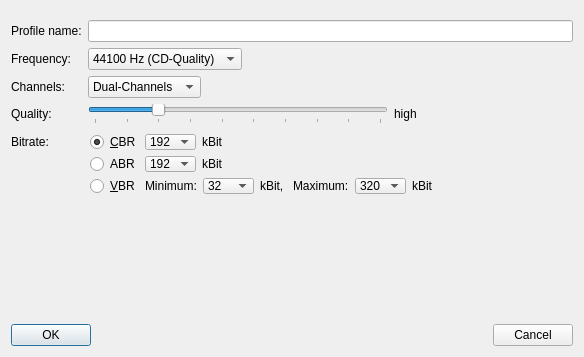
Old version of the form src/forms/editaudioprofile/editaudioprofile.ui in the repository pfedick/mp3encoder.
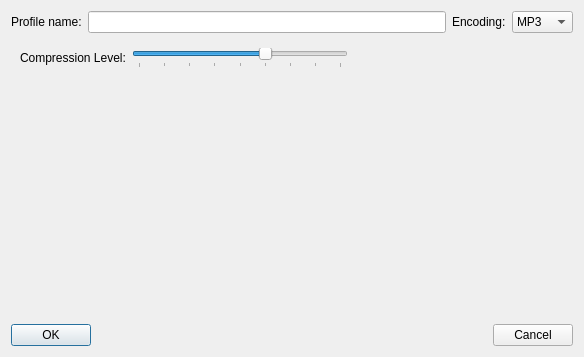
New version of the form. Icons and pictures are not drawn.

Commit message: Flac kann in den Profil-Settings ausgewählt werden

```diff
--- a/src/forms/editaudioprofile/editaudioprofile.ui
+++ b/src/forms/editaudioprofile/editaudioprofile.ui
@@ -15,20 +15,58 @@
   </property>
   <layout class="QVBoxLayout" name="verticalLayout">
    <item>
-    <layout class="QFormLayout" name="formLayout">
+    <layout class="QHBoxLayout" name="horizontalLayout_4">
+     <property name="spacing">
+      <number>6</number>
+     </property>
      <property name="topMargin">
-      <number>9</number>
+      <number>0</number>
      </property>
-     <item row="0" column="0">
+     <item>
       <widget class="QLabel" name="label">
        <property name="text">
         <string>Profile name:</string>
        </property>
       </widget>
      </item>
-     <item row="0" column="1">
+     <item>
       <widget class="QLineEdit" name="name"/>
      </item>
+     <item>
+      <widget class="QLabel" name="label_6">
+       <property name="text">
+        <string>Encoding:</string>
+       </property>
+      </widget>
+     </item>
+     <item>
+      <widget class="QComboBox" name="encodingComboBox">
+       <item>
+        <property name="text">
+         <string>MP3</string>
+        </property>
+       </item>
+       <item>
+        <property name="text">
+         <string>FLAC</string>
+        </property>
+       </item>
+      </widget>
+     </item>
+    </layout>
+   </item>
+   <item>
+    <widget class="QStackedWidget" name="stackedWidget">
+     <property name="currentIndex">
+      <number>1</number>
+     </property>
+     <widget class="QWidget" name="page">
+      <layout class="QVBoxLayout" name="verticalLayout_2">
+       <item>
+        <layout class="QFormLayout" name="formLayout">
+         <property name="topMargin">
+          <number>9</number>
+         </property>
      <item row="1" column="0">
       <widget class="QLabel" name="label_3">
        <property name="text">
@@ -718,6 +756,77 @@
      </property>
     </spacer>
    </item>
+      </layout>
+     </widget>
+     <widget class="QWidget" name="page_2">
+      <layout class="QVBoxLayout" name="verticalLayout_3">
+       <item>
+        <layout class="QFormLayout" name="formLayout_2">
+         <item row="0" column="0">
+          <widget class="QLabel" name="label_7">
+           <property name="text">
+            <string>Compression Level:</string>
+           </property>
+          </widget>
+         </item>
+         <item row="0" column="1">
+          <layout class="QHBoxLayout" name="horizontalLayout_5">
+           <item>
+            <widget class="QSlider" name="flacCompressionLevel">
+             <property name="maximum">
+              <number>8</number>
+             </property>
+             <property name="pageStep">
+              <number>1</number>
+             </property>
+             <property name="value">
+              <number>5</number>
+             </property>
+             <property name="orientation">
+              <enum>Qt::Orientation::Horizontal</enum>
+             </property>
+             <property name="tickPosition">
+              <enum>QSlider::TickPosition::TicksBelow</enum>
+             </property>
+             <property name="tickInterval">
+              <number>1</number>
+             </property>
+            </widget>
+           </item>
+           <item>
+            <spacer name="horizontalSpacer">
+             <property name="orientation">
+              <enum>Qt::Orientation::Horizontal</enum>
+             </property>
+             <property name="sizeHint" stdset="0">
+              <size>
+               <width>40</width>
+               <height>20</height>
+              </size>
+             </property>
+            </spacer>
+           </item>
+          </layout>
+         </item>
+        </layout>
+       </item>
+       <item>
+        <spacer name="verticalSpacer_2">
+         <property name="orientation">
+          <enum>Qt::Orientation::Vertical</enum>
+         </property>
+         <property name="sizeHint" stdset="0">
+          <size>
+           <width>20</width>
+           <height>218</height>
+          </size>
+         </property>
+        </spacer>
+       </item>
+      </layout>
+     </widget>
+    </widget>
+   </item>
    <item>
     <layout class="QHBoxLayout" name="_3">
      <property name="spacing">
```
Left out of the diff: 20 changed lines with no effect on the pictures. Lines whose indentation alone changed are shown as unchanged. The commit also changes 9 other files.
